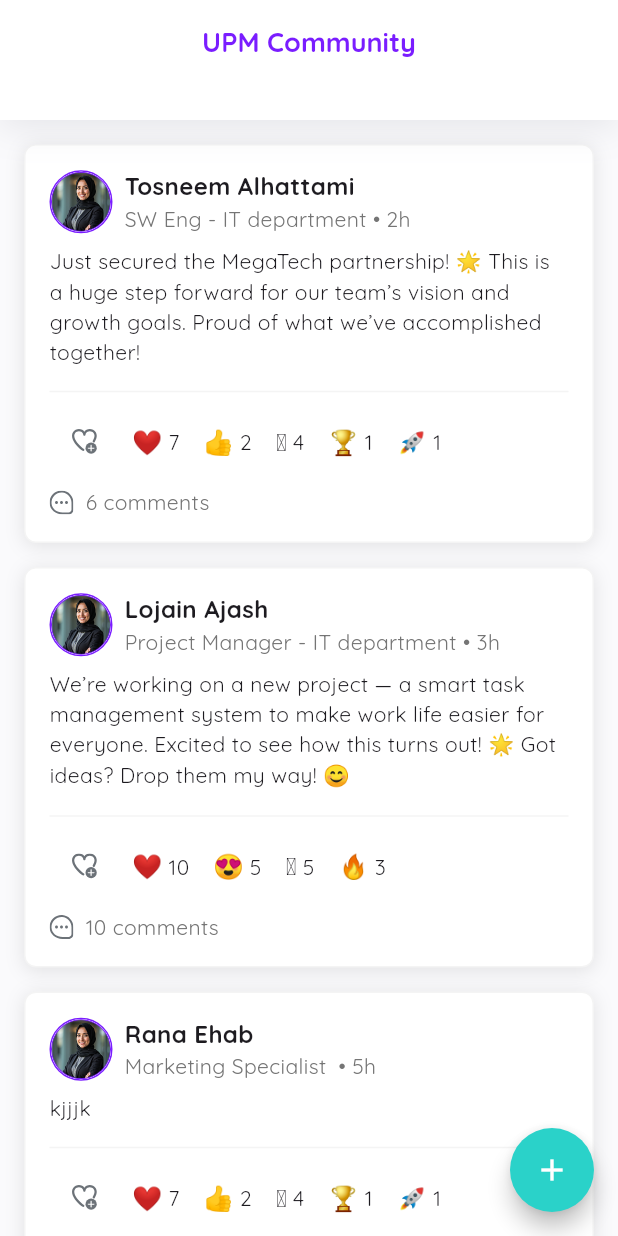
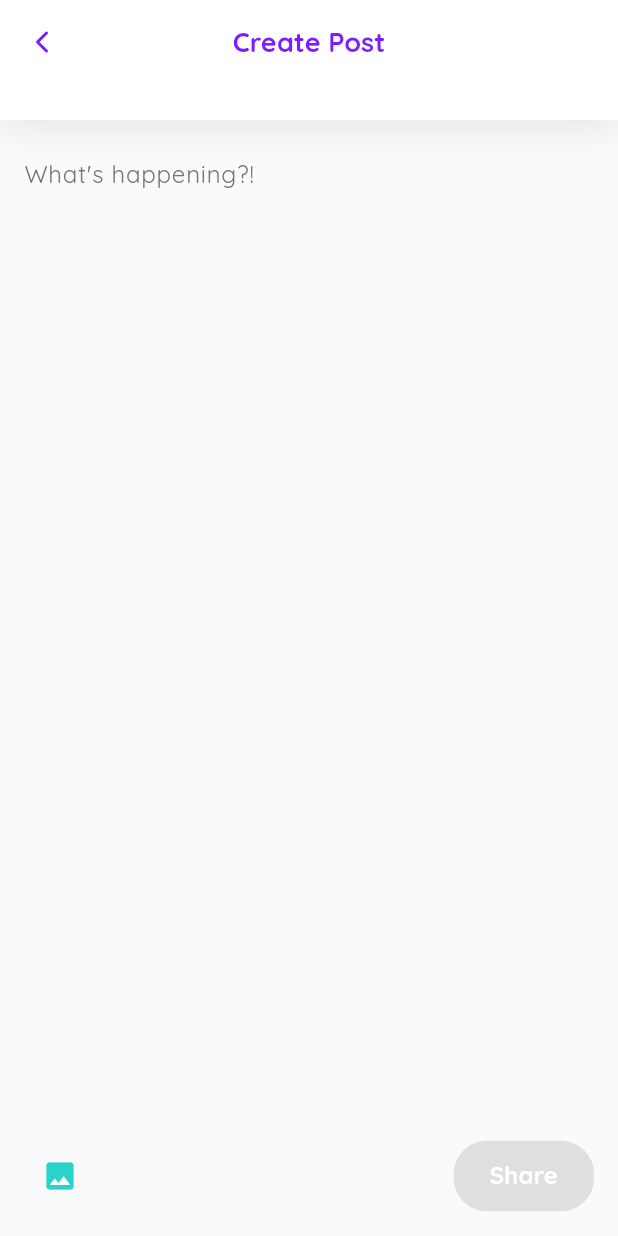
Before and after one commit to trsjmx/Rewaq-x, a Flutter app: the CommunityScreen screen opened directly, after a tap on the "add" icon, on a phone screen of 412 x 824 dp. Run offline on Flutter 3.47's test engine with Material 3 defaults, Android fonts, the phone set to English and light mode, and no system bars; our stand-ins replace flutter_svg, image_picker, pinput.

Commit message:
community screens V2

```diff
--- a/lib/screens/community_screen.dart
+++ b/lib/screens/community_screen.dart
@@ -1,5 +1,7 @@
 import 'package:flutter/material.dart';
 import 'package:flutter_svg/flutter_svg.dart';
+import 'package:rewaqx/screens/create_post.dart';
+
 
 void main() {
   runApp(MyApp());
@@ -17,9 +19,25 @@ class MyApp extends StatelessWidget {
     );
   }
 }
+class CommunityScreen extends StatefulWidget {
+  const CommunityScreen({super.key});
 
-class CommunityScreen extends StatelessWidget {
-  const CommunityScreen({super.key});
+  @override
+  _CommunityScreenState createState() => _CommunityScreenState();
+}
+
+class _CommunityScreenState extends State<CommunityScreen> {
+  // Initialize reactions for posts
+  Map<String, int> post1Reactions = {'❤️': 7, '👍': 2, '🫡': 4, '🏆': 1, '🚀': 1};
+  Map<String, int> post2Reactions = {'❤️': 10, '😍': 5, '🫡': 5, '🔥': 3};
+  Map<String, int> post3Reactions = {'❤️': 7, '👍': 2, '🫡': 4, '🏆': 1, '🚀': 1};
+
+  // Method to update reactions dynamically
+  void _updateReactions(Map<String, int> reactions, String emoji) {
+    setState(() {
+      reactions[emoji] = reactions.containsKey(emoji) ? reactions[emoji]! + 1 : 1;
+    });
+  }
 
   @override
   Widget build(BuildContext context) {
@@ -71,7 +89,7 @@ class CommunityScreen extends StatelessWidget {
               time: '2h',
               content:
                   'Just secured the MegaTech partnership! 🌟 This is a huge step forward for our team’s vision and growth goals. Proud of what we’ve accomplished together!',
-              reactions: {'❤️': 7, '👍': 2, '🫡': 4 , '🏆': 1 , '🚀':1},
+              reactions: post1Reactions,
               comments: 6,
             ),
             const SizedBox(height: 16.0),
@@ -81,8 +99,9 @@ class CommunityScreen extends StatelessWidget {
               time: '3h',
               content:
                   'We’re working on a new project — a smart task management system to make work life easier for everyone. Excited to see how this turns out! 🌟 Got ideas? Drop them my way! 😊',
-              reactions: {'❤️': 10, '😍': 5, '🫡': 5 , '🔥': 3 },
+              reactions: post2Reactions,
               comments: 10,
+              imageUrl: 'assets/images/office.png',
             ),
             const SizedBox(height: 16.0),
             _buildPost(
@@ -90,28 +109,137 @@ class CommunityScreen extends StatelessWidget {
               role: 'Marketing Specialist ',
               time: '5h',
               content: 'kjjjk',
-              reactions: {'❤️': 7, '👍': 2, '🫡': 4 , '🏆': 1 , '🚀':1} ,
+              reactions: post3Reactions,
               comments: 8,
             ),
           ],
         ),
       ),
-
       floatingActionButton: FloatingActionButton(
         shape: CircleBorder(),
-        onPressed: () {
-          // Handle the FAB click (e.g., navigate to a new post screen)
-          print('Floating action button pressed!');
+        onPressed: () async {
+          // Navigate to the CreatePostScreen and wait for the result
+          final newPostData = await Navigator.push(
+            context,
+            MaterialPageRoute(
+              builder: (context) => CreatePostScreen(),
+            ),
+          );
+
+          // Handle the new post data
+          if (newPostData != null) {
+            final postContent = newPostData['content'];
+            final postImage = newPostData['image'];
+            print('New post: $postContent');
+            if (postImage != null) {
+              print('Post image: $postImage');
+            }
+          }
         },
-        backgroundColor: Color(0xFF2AD2C9), // FAB background color
+        backgroundColor: Color(0xFF2AD2C9),
         child: Icon(
-          Icons.add, // "+" icon
-          color: Colors.white, // Icon color
-
+          Icons.add,
+          color: Colors.white,
         ),
       ),
     );
   }
+
+
+  void _showReactionOverlay(BuildContext context, Map<String, int> reactions) {
+    final List<Map<String, dynamic>> reactionOptions = [
+      {'emoji': '❤️', 'points': 0},
+      {'emoji': '👍', 'points': 10},
+      {'emoji': '👏', 'points': 20},
+      {'emoji': '😍', 'points': 30},
+      {'emoji': '🫡', 'points': 40},
+      {'emoji': '🔥', 'points': 50},
+      {'emoji': '🎁', 'points': 60},
+      {'emoji': '💪', 'points': 70},
+      {'emoji': '🏆', 'points': 80},
+      {'emoji': '🚀', 'points': 90},
+    ];
+
+    showModalBottomSheet(
+      context: context,
+      backgroundColor: Colors.transparent,
+      builder: (BuildContext context) {
+        return Container(
+          decoration: BoxDecoration(
+            color: Colors.white,
+            borderRadius: BorderRadius.vertical(top: Radius.circular(16.0)),
+          ),
+          padding: EdgeInsets.all(16.0),
+          child: Column(
+            mainAxisSize: MainAxisSize.min,
+            children: [
+              Text(
+                'Choose Your Reaction',
+                style: TextStyle(
+                  fontSize: 22.0,
+                  fontWeight: FontWeight.bold,
+                  fontFamily: 'Quicksand',
+                  color: Color(0xFF1B1D36)
+
+                ),
+
+              ),
+              SizedBox(height: 8.0),
+              Text(
+                'Show your support and appreciation! Each emoji comes with points that will be added to the post owner\'s score.',
+                textAlign: TextAlign.center,
+                style: TextStyle(
+                  fontSize: 14.0,
+                  color: Colors.grey[600],
+                  fontFamily: 'Quicksand',
+                ),
+              ),
+              SizedBox(height: 16.0),
+              GridView.builder(
+                shrinkWrap: true,
+                physics: NeverScrollableScrollPhysics(),
+                gridDelegate: SliverGridDelegateWithFixedCrossAxisCount(
+                  crossAxisCount: 4, // 3 emojis per row
+                  crossAxisSpacing: 16.0,
+                  mainAxisSpacing: 16.0,
+                ),
+                itemCount: reactionOptions.length,
+                itemBuilder: (context, index) {
+                  final reaction = reactionOptions[index];
+                  return GestureDetector(
+                    onTap: () {
+                      // Update reactions on emoji selection
+                      _updateReactions(reactions, reaction['emoji']);
+                      Navigator.pop(context); // Close the overlay
+                    },
+                    child: Column(
+                      children: [
+                        Text(
+                          reaction['emoji'],
+                          style: TextStyle(fontSize: 32.0),
+                        ),
+                        SizedBox(height: 4.0),
+                        Text(
+                          '${reaction['points']} Points',
+                          style: TextStyle(
+                            fontSize: 14.0,
+                            color: Colors.grey[600],
+                            fontFamily: 'Quicksand',
+                          ),
+                        ),
+                      ],
+                    ),
+                  );
+                },
+              ),
+              SizedBox(height: 16.0),
+            ],
+          ),
+        );
+      },
+    );
+  }
+
 
   Widget _buildPost({
     required String name,
@@ -120,11 +248,12 @@ class CommunityScreen extends StatelessWidget {
     required String content,
     required Map<String, int> reactions,
     required int comments,
+    String? imageUrl,
   }) {
     return Container(
       decoration: BoxDecoration(
         color: Colors.white, // Card background color
-        borderRadius: BorderRadius.circular(8.0), // Rounded corners
+        borderRadius: BorderRadius.circular(10.0), // Rounded corners
         border: Border.all(
           color: Color(0xFFF4F4F4), // Border color
           width: 1.0, // Border thickness
@@ -193,6 +322,19 @@ class CommunityScreen extends StatelessWidget {
             ),
             const SizedBox(height: 8.0),
 
+            // Display image if provided
+            if (imageUrl != null)
+              ClipRRect(
+                borderRadius: BorderRadius.circular(10.0),
+                child: Image.asset(
+                  imageUrl,
+                  fit: BoxFit.cover,
+                  width: double.infinity,
+                  height: 200,
+                ),
+              ),
+            const SizedBox(height: 8.0),
+
             // Divider line
             const Divider(
               color: Color(0xFFF4F4F4), // Line color
@@ -211,7 +353,7 @@ class CommunityScreen extends StatelessWidget {
                     width: 18.0,
                   ),
                   onPressed: () {
-                    // Handle add reaction
+                    _showReactionOverlay(context , reactions);
                   },
                 ),
                 const SizedBox(width: 7.0),
--- /dev/null
+++ b/lib/screens/create_post.dart
@@ -0,0 +1,186 @@
+import 'package:flutter/material.dart';
+import 'package:flutter_svg/flutter_svg.dart';
+import 'package:image_picker/image_picker.dart';
+import 'dart:io';
+
+
+
+
+class CreatePostScreen extends StatefulWidget {
+  const CreatePostScreen({super.key});
+
+  @override
+  _CreatePostScreenState createState() => _CreatePostScreenState();
+}
+
+class _CreatePostScreenState extends State<CreatePostScreen> {
+  final TextEditingController _postController = TextEditingController();
+   String? _imagePath;
+
+  @override
+  void dispose() {
+    _postController.dispose();
+    super.dispose();
+  }
+
+// Method to handle image selection
+Future<void> _pickImage() async {
+  final ImagePicker _picker = ImagePicker();
+
+  // Pick an image from the gallery
+  final XFile? pickedFile = await _picker.pickImage(source: ImageSource.gallery);
+
+  if (pickedFile != null) {
+    setState(() {
+      _imagePath = pickedFile.path;
+    });
+  } else {
+    // Handle the case when no image is selected
+    print('No image selected');
+  }
+}
+
+
+
+  @override
+  Widget build(BuildContext context) {
+    return Scaffold(
+      backgroundColor: Color(0xFFFAFAFC),
+      appBar: PreferredSize(
+        preferredSize: Size.fromHeight(80.0), // Set the height to your desired value
+        child: AppBar(
+          backgroundColor: Colors.white,           // White background
+          elevation: 0,                             // Remove default shadow
+          title: const Text(
+            'Create Post',
+            style: TextStyle(
+              fontFamily: 'Quicksand',
+              fontWeight: FontWeight.bold,          // Bold text
+              fontSize: 18,                         // Font size 18
+              color: Color(0xFF7A1DFF),             // Color #7A1DFF
+            ),
+          ),
+          leading: IconButton(
+          icon: SvgPicture.asset(
+            'assets/images/chevron-left.svg',
+            width: 24,
+            height: 24,
+          ),
+          onPressed: () => Navigator.of(context).pop(),
+        ),
+          centerTitle: true,                        // Center the title
+          shadowColor: const Color(0x1A1B1D36),     // Shadow color with 10% opacity
+          shape: const RoundedRectangleBorder(
+            side: BorderSide(color: Colors.transparent),
+            borderRadius: BorderRadius.vertical(
+              bottom: Radius.circular(0),
+            ),
+          ),
+          flexibleSpace: Container(
+            decoration: BoxDecoration(
+              color: Colors.white,
+              boxShadow: [
+                BoxShadow(
+                  color: Color(0x1A1B1D36),          // Shadow color with 10% opacity
+                  offset: Offset(0, 4),              // Position: y = 4
+                  blurRadius: 20,                    // Blur radius: 20
+                ),
+              ],
+            ),
+          ),
+        ),
+      ),
+      body: Padding(
+        padding: const EdgeInsets.all(16.0),
+        child: Column(
+          children: [
+            TextField(
+              controller: _postController,
+              decoration: InputDecoration(
+                hintText: "What's happening?!",
+                hintStyle: TextStyle(
+                  fontFamily: 'Quicksand',
+                  color: Colors.grey[600],
+                ),
+                border: InputBorder.none,
+              ),
+              maxLines: 4,
+              style: TextStyle(
+                fontFamily: 'Quicksand',
+                fontSize: 16.0,
+              ),
+              onChanged: (text) {
+                // Update the state to enable/disable the Share button
+                setState(() {});
+              },
+            ),
+            if (_imagePath != null)
+              Padding(
+                padding: const EdgeInsets.only(top: 5.0),
+                child: ClipRRect(
+                  borderRadius: BorderRadius.circular(10.0),
+                  child: Image.file(
+                    File(_imagePath!),
+                    fit: BoxFit.cover,
+                    width: double.infinity,
+                    height: 200,
+                  ),
+                ),
+              )
+            else
+              const SizedBox.shrink(),
+
+            const Spacer(),
+            Row(
+              children: [
+              // Add Image Button
+              IconButton(
+                onPressed: _pickImage,
+                icon: Icon(
+                  Icons.image,
+                  color: Color(0xFF2AD2C9),
+                ),
+              ),
+                const Spacer(),
+                // Share Button
+                ElevatedButton(
+                  onPressed: _postController.text.trim().isEmpty
+                      ? null // Disable the button if there's no text
+                      : () {
+                          // Handle post creation
+                          final postContent = _postController.text.trim();
+                          if (postContent.isNotEmpty) {
+                            // Navigate back to the community screen with the new post
+                            Navigator.pop(context, {
+                              'content': postContent,
+                              'image': _imagePath,
+                            });
+                          }
+                        },
+                  style: ElevatedButton.styleFrom(
+                    backgroundColor: _postController.text.trim().isEmpty
+                        ? Colors.grey[300] // Disabled color
+                        : Color(0xFF2AD2C9), // Enabled color
+                    shape: RoundedRectangleBorder(
+                      borderRadius: BorderRadius.circular(22.0),
+                    ),
+                    padding: EdgeInsets.symmetric(horizontal: 24.0, vertical: 12.0),
+                  ),
+                  child: const Text(
+                    'Share',
+                    style: TextStyle(
+                      fontFamily: 'Quicksand',
+                      fontWeight: FontWeight.bold,
+                      fontSize: 16.0,
+                      color: Colors.white,
+                    ),
+                  ),
+                ),
+              ],
+            ),
+          ],
+        ),
+      ),
+    );
+  }
+}
--- a/pubspec.yaml
+++ b/pubspec.yaml
@@ -37,6 +37,7 @@ dependencies:
   cupertino_icons: ^1.0.8
   flutter_svg: ^2.0.17
   pinput: ^5.0.1
+  image_picker: ^0.8.4+2
 
 dev_dependencies:
   flutter_test:
@@ -75,6 +76,7 @@ flutter:
     - assets/images/back arrow.svg
     - assets/images/add_reaction.svg
     - assets/images/comments.svg
+    - assets/images/office.png
 
   fonts:
     - family: Quicksand
```
Also changed, not shown: pubspec.lock, 12 other files. Lines whose indentation alone changed are shown as unchanged.
